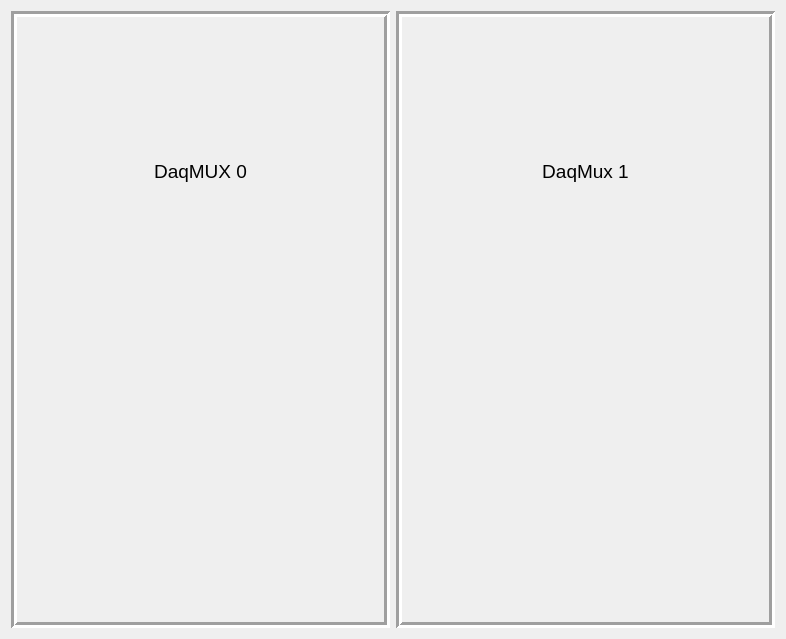
Before: the Qt Designer form new_look/settings.ui in cristinasewell/ATCA_PyDM_Screens, drawn with Qt 5.
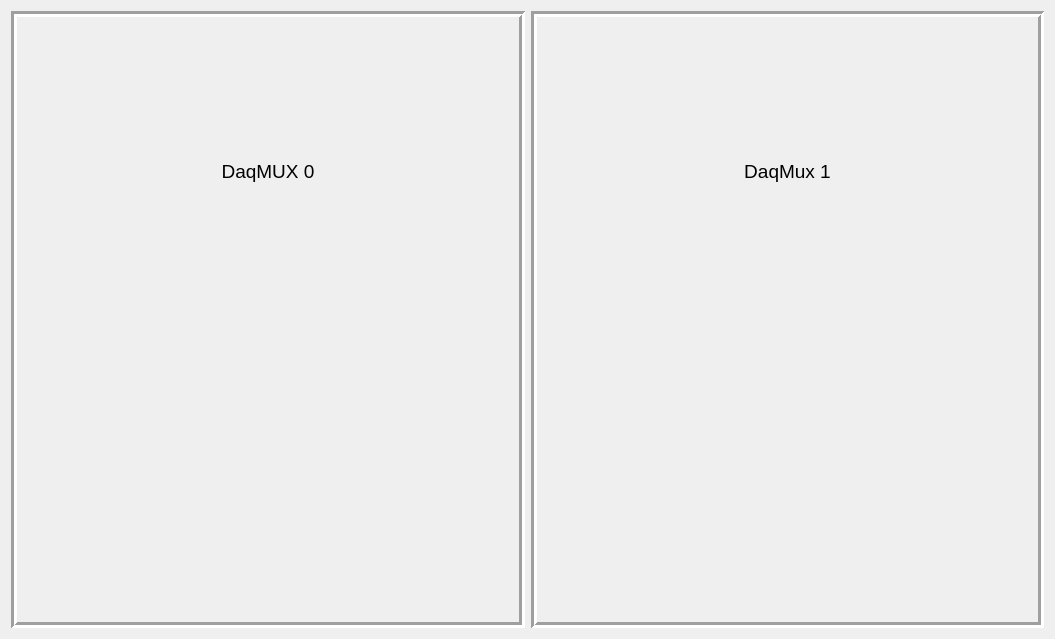
After: the same form once the commit is applied. Custom widgets are drawn as their Qt base class.

Commit message: WIP - waveform settings changing font for buttons

The edit to the form file:
```diff
--- a/new_look/settings.ui
+++ b/new_look/settings.ui
@@ -6,7 +6,7 @@
    <rect>
     <x>0</x>
     <y>0</y>
-    <width>786</width>
+    <width>1055</width>
     <height>639</height>
    </rect>
   </property>
```
The commit also changes 1 other file.
